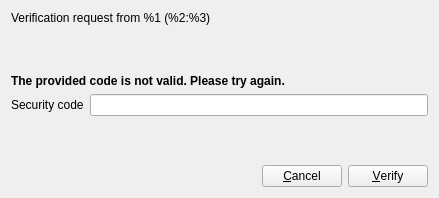
The window that haveclip-desktop/src/SecurityCodePrompt.ui (aither64/haveclip-desktop) describes before a commit, drawn with Qt 5.
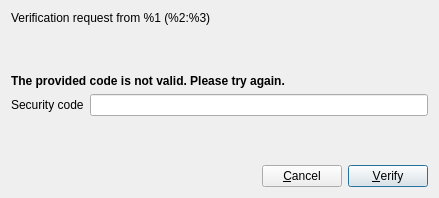
The same window after the commit.

Commit message: Security code prompt: make verify the default button

```diff
--- a/haveclip-desktop/src/SecurityCodePrompt.ui
+++ b/haveclip-desktop/src/SecurityCodePrompt.ui
@@ -99,6 +99,9 @@
        <property name="text">
         <string>&amp;Verify</string>
        </property>
+       <property name="default">
+        <bool>true</bool>
+       </property>
       </widget>
      </item>
     </layout>
```
